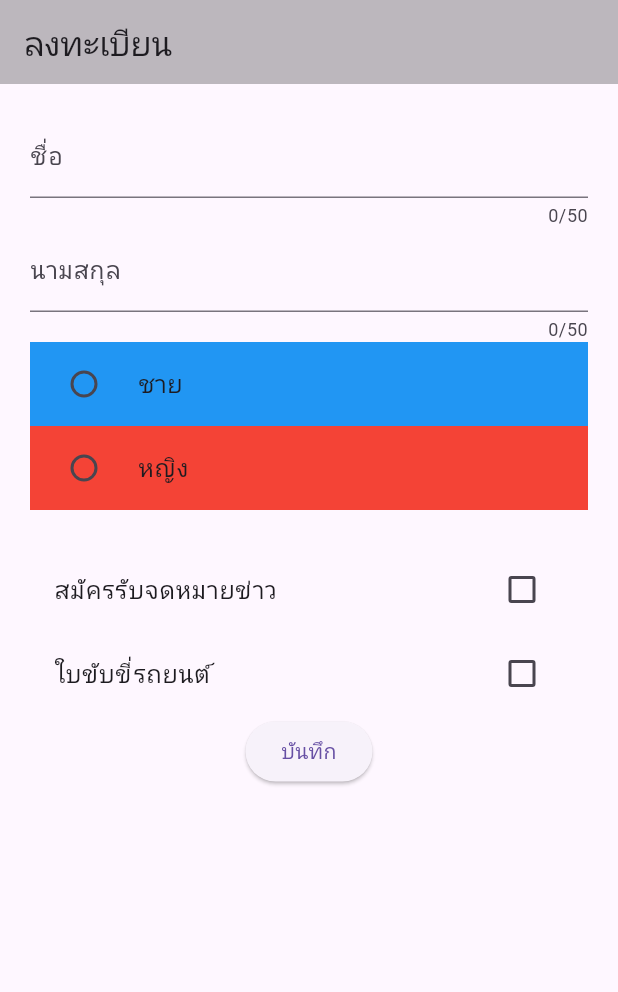
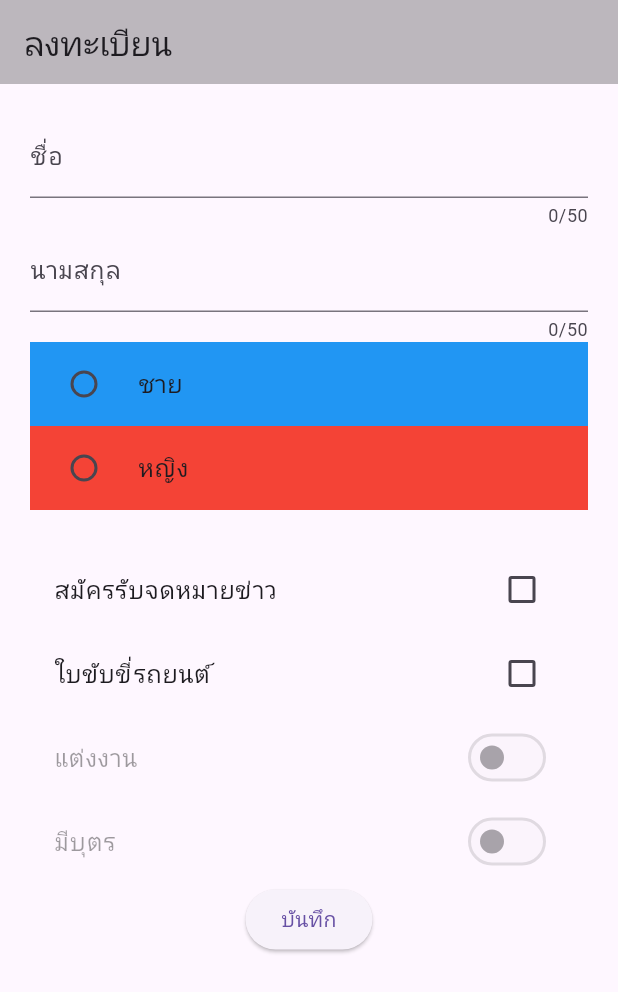
Before and after one commit to CableBK/flutter_input, a Flutter app: the screen it shows after launch, on a phone screen of 412 x 824 dp. Shown: the top 992 px of the screen. Run offline on Flutter 3.47's test engine with Material 3 defaults, Android fonts, the phone set to English and light mode, and no system bars.

Commit message:
WIP Switch

```diff
--- a/flutter_input/lib/screens/form_screen.dart
+++ b/flutter_input/lib/screens/form_screen.dart
@@ -31,6 +31,7 @@ class _FormScreenState extends State<FormScreen> {
               buildRadio(),
               const SizedBox(height: 25),
               buildCheckbox(),
+              buildSwitch(),
               ElevatedButton(
                   onPressed: () {
                     print(
@@ -46,6 +47,13 @@ class _FormScreenState extends State<FormScreen> {
       ),
     );
   }
+
+  Column buildSwitch() => Column(
+        children: [
+          SwitchListTile(title: Text('แต่งงาน'), value: false, onChanged: null),
+          SwitchListTile(title: Text('มีบุตร'), value: false, onChanged: null),
+        ],
+      );
 
   Widget buildCheckbox() => Column(
         children: [
```
